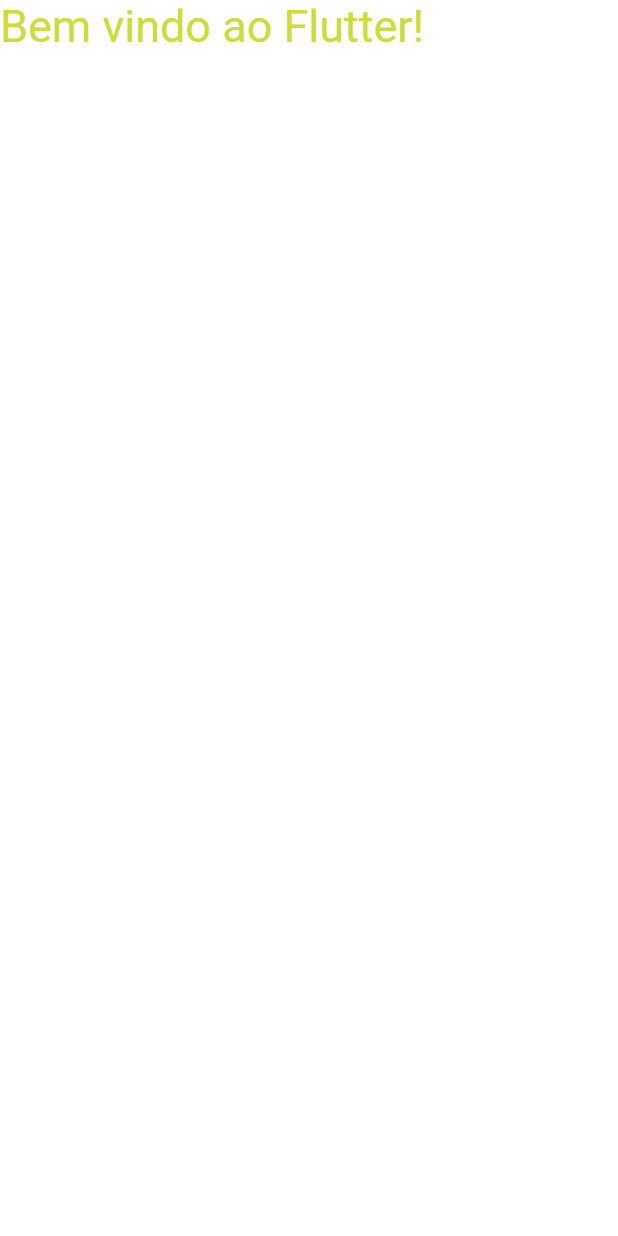
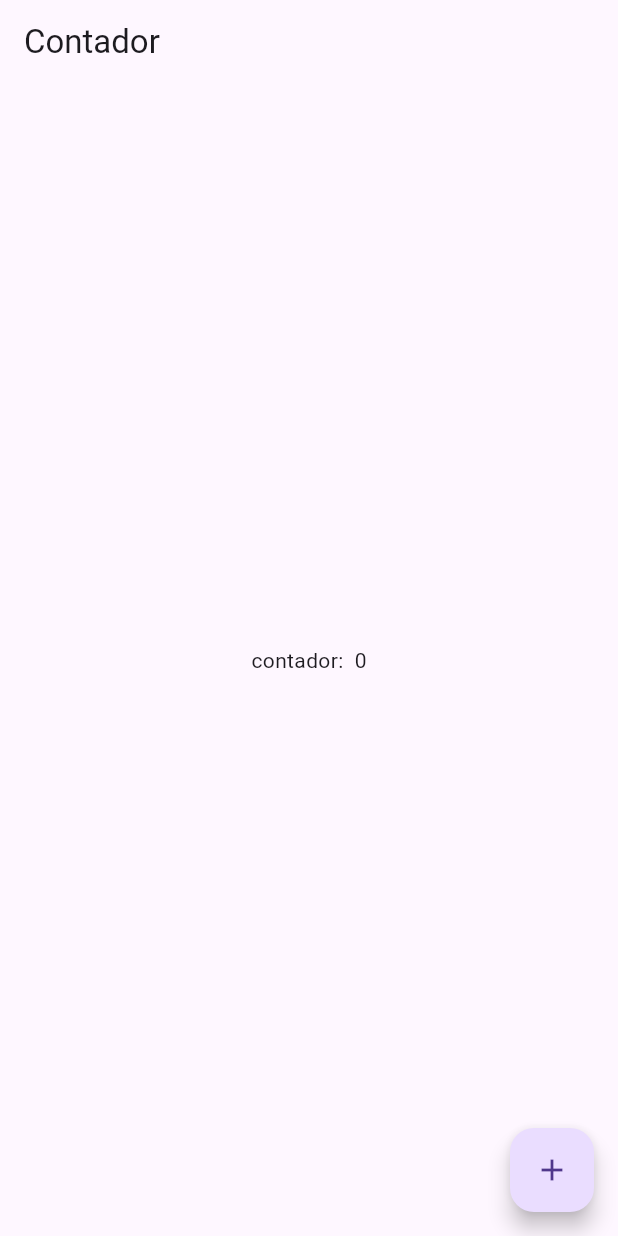
Before and after one commit to jardelgpf/meu_app, a Flutter app: the screen it shows after launch, on a phone screen of 412 x 824 dp. Run offline on Flutter 3.47's test engine with Material 3 defaults, Android fonts, the phone set to English and light mode, and no system bars.

Commit message:
att flutter

```diff
--- /dev/null
+++ b/lib/Contador.dart
@@ -0,0 +1,29 @@
+import 'package:flutter/material.dart';
+
+class Contador extends StatefulWidget {
+  @override
+  State<StatefulWidget> createState() => _ContadorState();
+
+}
+
+class _ContadorState extends State<Contador> {
+  int contador = 0;
+
+  void incrementar() {
+    setState(() {
+      contador++;
+    });
+  }
+
+  @override
+  Widget build(BuildContext context) {
+   return Scaffold(
+    appBar: AppBar(title: Text('Contador')),
+    body: Center(child: Text('contador:  $contador'),),
+    floatingActionButton: FloatingActionButton(
+      onPressed: incrementar,
+      child: Icon(Icons.add),
+    ),
+    );
+  }
+}
```
Also changed, not shown: lib/User.dart (added, +59 -0 lines), lib/main.dart (+40 -1 lines), lib/stateless/Botao.dart (added, +23 -0 lines), lib/stateless/SemEstado.dart (added, +16 -0 lines).
